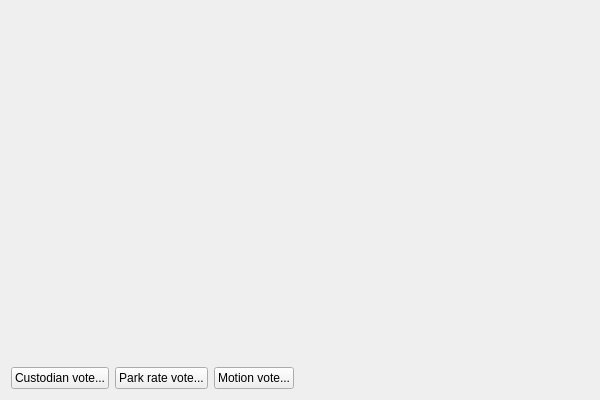
This is src/qt/forms/votepage.ui in creon-nu/Nu as Qt 5 draws it before an edit. The edited form follows.
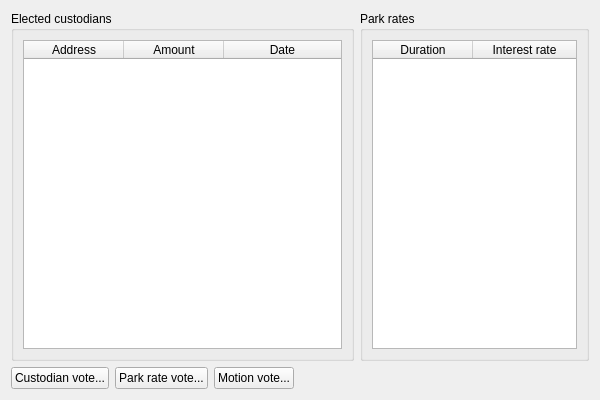
This is the edited form. Icons and pictures are not drawn.

Commit message: Added elected custodians and current park rates in the vote tab

What changed in the file:
```diff
--- a/src/qt/forms/votepage.ui
+++ b/src/qt/forms/votepage.ui
@@ -16,21 +16,90 @@
   <property name="layoutDirection">
    <enum>Qt::LeftToRight</enum>
   </property>
-  <layout class="QVBoxLayout" name="verticalLayout_2">
-   <item>
     <layout class="QVBoxLayout" name="verticalLayout">
      <item>
-      <spacer name="verticalSpacer">
-       <property name="orientation">
-        <enum>Qt::Vertical</enum>
+    <layout class="QHBoxLayout" name="horizontalLayout_2">
+     <item>
+      <widget class="QGroupBox" name="groupBox">
+       <property name="sizePolicy">
+        <sizepolicy hsizetype="Preferred" vsizetype="Preferred">
+         <horstretch>3</horstretch>
+         <verstretch>0</verstretch>
+        </sizepolicy>
        </property>
-       <property name="sizeHint" stdset="0">
-        <size>
-         <width>20</width>
-         <height>40</height>
-        </size>
+       <property name="title">
+        <string>Elected custodians</string>
        </property>
-      </spacer>
+       <layout class="QVBoxLayout" name="verticalLayout_3">
+        <item>
+         <widget class="QTableWidget" name="custodianTable">
+          <attribute name="horizontalHeaderStretchLastSection">
+           <bool>true</bool>
+          </attribute>
+          <attribute name="verticalHeaderVisible">
+           <bool>false</bool>
+          </attribute>
+          <column>
+           <property name="text">
+            <string>Address</string>
+           </property>
+          </column>
+          <column>
+           <property name="text">
+            <string>Amount</string>
+           </property>
+          </column>
+          <column>
+           <property name="text">
+            <string>Date</string>
+           </property>
+          </column>
+         </widget>
+        </item>
+       </layout>
+       <zorder>custodianTable</zorder>
+       <zorder>groupBox_2</zorder>
+      </widget>
+     </item>
+     <item>
+      <widget class="QGroupBox" name="groupBox_2">
+       <property name="sizePolicy">
+        <sizepolicy hsizetype="Preferred" vsizetype="Preferred">
+         <horstretch>2</horstretch>
+         <verstretch>0</verstretch>
+        </sizepolicy>
+       </property>
+       <property name="title">
+        <string>Park rates</string>
+       </property>
+       <layout class="QVBoxLayout" name="verticalLayout_4">
+        <item>
+         <widget class="QTableWidget" name="parkRateTable">
+          <attribute name="horizontalHeaderStretchLastSection">
+           <bool>true</bool>
+          </attribute>
+          <attribute name="verticalHeaderVisible">
+           <bool>false</bool>
+          </attribute>
+          <column>
+           <property name="text">
+            <string>Duration</string>
+           </property>
+          </column>
+          <column>
+           <property name="text">
+            <string>Interest rate</string>
+           </property>
+          </column>
+         </widget>
+        </item>
+       </layout>
+       <zorder>verticalSpacer</zorder>
+       <zorder>custodianTable</zorder>
+       <zorder>parkRateTable</zorder>
+      </widget>
+     </item>
+    </layout>
      </item>
      <item>
       <layout class="QHBoxLayout" name="horizontalLayout">
@@ -79,8 +148,6 @@
           </size>
          </property>
         </spacer>
-       </item>
-      </layout>
      </item>
     </layout>
    </item>
```
Lines whose indentation alone changed are shown as unchanged. The commit also changes 2 other files.
